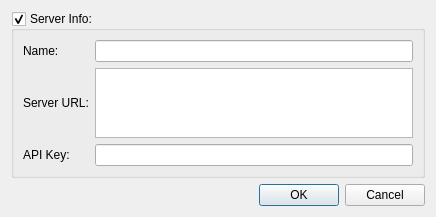
Old version of the form UI/EditServerDlg.ui in the repository towel42-com/EmbySync.
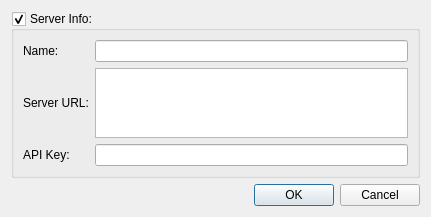
New version of the form. Custom widgets are drawn as their Qt base class.

What changed in the file:
```diff
--- a/UI/EditServerDlg.ui
+++ b/UI/EditServerDlg.ui
@@ -6,8 +6,8 @@
    <rect>
     <x>0</x>
     <y>0</y>
-    <width>436</width>
-    <height>209</height>
+    <width>431</width>
+    <height>207</height>
    </rect>
   </property>
   <property name="windowTitle">
```
Left out of the diff: 10 changed lines with no effect on the pictures.
